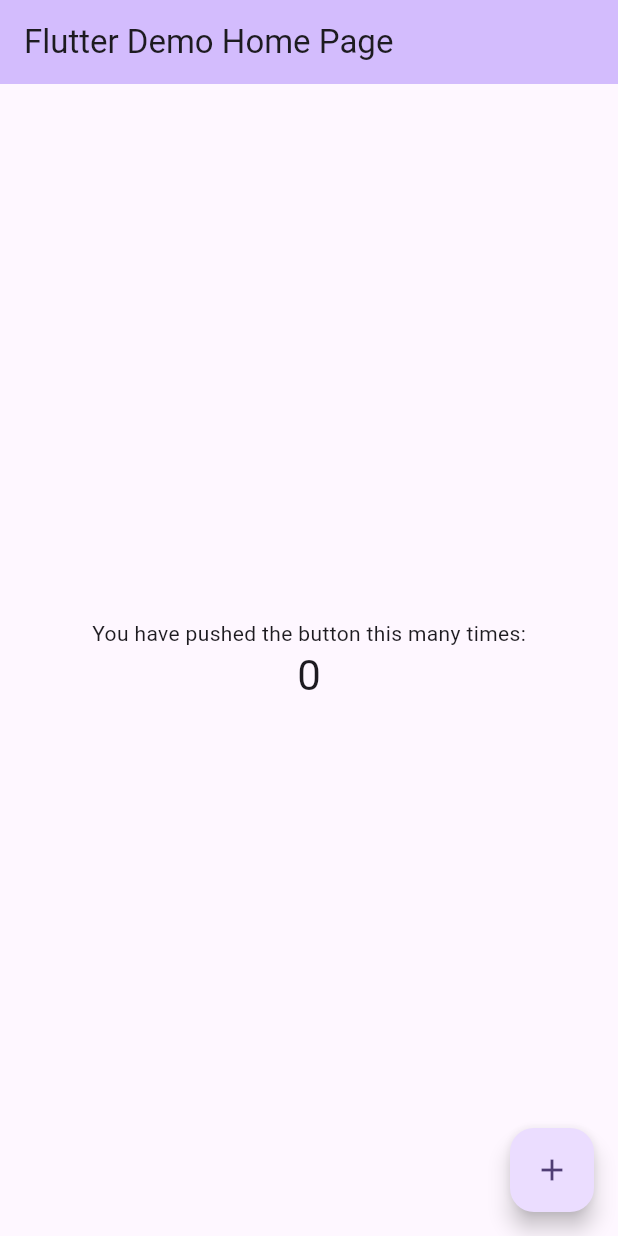
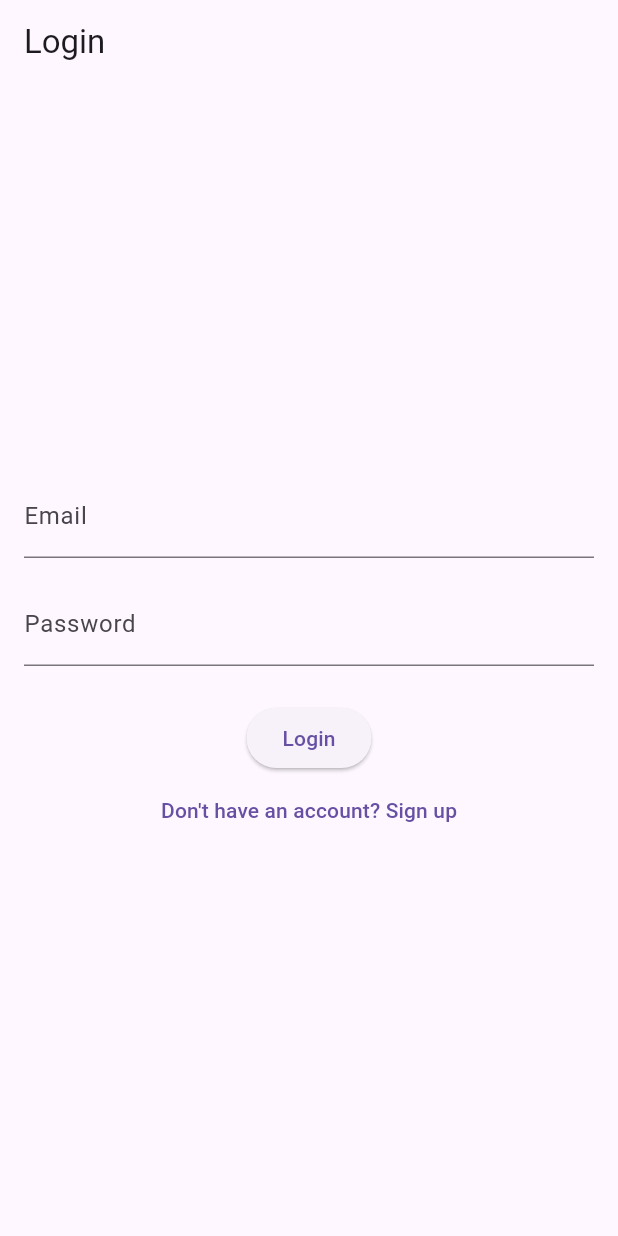
Before and after one commit to NueL72/fluuterdemo_app, a Flutter app: the screen it shows after launch, on a phone screen of 412 x 824 dp. Run offline on Flutter 3.47's test engine with Material 3 defaults, Android fonts, the phone set to English and light mode, and no system bars.

```diff
--- a/lib/main.dart
+++ b/lib/main.dart
@@ -1,122 +1,84 @@
 import 'package:flutter/material.dart';
 
-void main() {
-  runApp(const MyApp());
+class LoginPage extends StatefulWidget {
+  @override
+  _LoginPageState createState() => _LoginPageState();
 }
 
-class MyApp extends StatelessWidget {
-  const MyApp({super.key});
+class _LoginPageState extends State<LoginPage> {
+  final _formKey = GlobalKey<FormState>();
+  final TextEditingController _emailController = TextEditingController();
+  final TextEditingController _passwordController = TextEditingController();
 
-  // This widget is the root of your application.
+  void _login() {
+    if (_formKey.currentState!.validate()) {
+      String email = _emailController.text;
+      String password = _passwordController.text;
+
+      // Perform login logic here
+      print("Logging in with Email: $email, Password: $password");
+    }
+  }
+
   @override
   Widget build(BuildContext context) {
-    return MaterialApp(
-      title: 'Flutter Demo',
-      theme: ThemeData(
-        // This is the theme of your application.
-        //
-        // TRY THIS: Try running your application with "flutter run". You'll see
-        // the application has a purple toolbar. Then, without quitting the app,
-        // try changing the seedColor in the colorScheme below to Colors.green
-        // and then invoke "hot reload" (save your changes or press the "hot
-        // reload" button in a Flutter-supported IDE, or press "r" if you used
-        // the command line to start the app).
-        //
-        // Notice that the counter didn't reset back to zero; the application
-        // state is not lost during the reload. To reset the state, use hot
-        // restart instead.
-        //
-        // This works for code too, not just values: Most code changes can be
-        // tested with just a hot reload.
-        colorScheme: ColorScheme.fromSeed(seedColor: Colors.deepPurple),
+    return Scaffold(
+      appBar: AppBar(title: Text("Login")),
+      body: Padding(
+        padding: EdgeInsets.all(16.0),
+        child: Form(
+          key: _formKey,
+          child: Column(
+            mainAxisAlignment: MainAxisAlignment.center,
+            children: [
+              TextFormField(
+                controller: _emailController,
+                decoration: InputDecoration(labelText: "Email"),
+                keyboardType: TextInputType.emailAddress,
+                validator: (value) {
+                  if (value == null || value.isEmpty) {
+                    return "Please enter your email";
+                  } else if (!RegExp(r"^[a-zA-Z0-9._%+-]+@[a-zA-Z0-9.-]+\.[a-zA-Z]{2,}").hasMatch(value)) {
+                    return "Enter a valid email";
+                  }
+                  return null;
+                },
+              ),
+              SizedBox(height: 16.0),
+              TextFormField(
+                controller: _passwordController,
+                decoration: InputDecoration(labelText: "Password"),
+                obscureText: true,
+                validator: (value) {
+                  if (value == null || value.isEmpty) {
+                    return "Please enter your password";
+                  } else if (value.length < 6) {
+                    return "Password must be at least 6 characters long";
+                  }
+                  return null;
+                },
+              ),
+              SizedBox(height: 24.0),
+              ElevatedButton(
+                onPressed: _login,
+                child: Text("Login"),
+              ),
+              TextButton(
+                onPressed: () {
+                  // Navigate to signup page if needed
+                },
+                child: Text("Don't have an account? Sign up"),
+              )
+            ],
+          ),
+        ),
       ),
-      home: const MyHomePage(title: 'Flutter Demo Home Page'),
     );
   }
 }
 
-class MyHomePage extends StatefulWidget {
-  const MyHomePage({super.key, required this.title});
-
-  // This widget is the home page of your application. It is stateful, meaning
-  // that it has a State object (defined below) that contains fields that affect
-  // how it looks.
-
-  // This class is the configuration for the state. It holds the values (in this
-  // case the title) provided by the parent (in this case the App widget) and
-  // used by the build method of the State. Fields in a Widget subclass are
-  // always marked "final".
-
-  final String title;
-
-  @override
-  State<MyHomePage> createState() => _MyHomePageState();
+void main() {
+  runApp(MaterialApp(
+    home: LoginPage(),
+  ));
 }
-
-class _MyHomePageState extends State<MyHomePage> {
-  int _counter = 0;
-
-  void _incrementCounter() {
-    setState(() {
-      // This call to setState tells the Flutter framework that something has
-      // changed in this State, which causes it to rerun the build method below
-      // so that the display can reflect the updated values. If we changed
-      // _counter without calling setState(), then the build method would not be
-      // called again, and so nothing would appear to happen.
-      _counter++;
-    });
-  }
-
-  @override
-  Widget build(BuildContext context) {
-    // This method is rerun every time setState is called, for instance as done
-    // by the _incrementCounter method above.
-    //
-    // The Flutter framework has been optimized to make rerunning build methods
-    // fast, so that you can just rebuild anything that needs updating rather
-    // than having to individually change instances of widgets.
-    return Scaffold(
-      appBar: AppBar(
-        // TRY THIS: Try changing the color here to a specific color (to
-        // Colors.amber, perhaps?) and trigger a hot reload to see the AppBar
-        // change color while the other colors stay the same.
-        backgroundColor: Theme.of(context).colorScheme.inversePrimary,
-        // Here we take the value from the MyHomePage object that was created by
-        // the App.build method, and use it to set our appbar title.
-        title: Text(widget.title),
-      ),
-      body: Center(
-        // Center is a layout widget. It takes a single child and positions it
-        // in the middle of the parent.
-        child: Column(
-          // Column is also a layout widget. It takes a list of children and
-          // arranges them vertically. By default, it sizes itself to fit its
-          // children horizontally, and tries to be as tall as its parent.
-          //
-          // Column has various properties to control how it sizes itself and
-          // how it positions its children. Here we use mainAxisAlignment to
-          // center the children vertically; the main axis here is the vertical
-          // axis because Columns are vertical (the cross axis would be
-          // horizontal).
-          //
-          // TRY THIS: Invoke "debug painting" (choose the "Toggle Debug Paint"
-          // action in the IDE, or press "p" in the console), to see the
-          // wireframe for each widget.
-          mainAxisAlignment: MainAxisAlignment.center,
-          children: <Widget>[
-            const Text('You have pushed the button this many times:'),
-            Text(
-              '$_counter',
-              style: Theme.of(context).textTheme.headlineMedium,
-            ),
-          ],
-        ),
-      ),
-      floatingActionButton: FloatingActionButton(
-        onPressed: _incrementCounter,
-        tooltip: 'Increment',
-        child: const Icon(Icons.add),
-      ), // This trailing comma makes auto-formatting nicer for build methods.
-    );
-  }
-}
```
